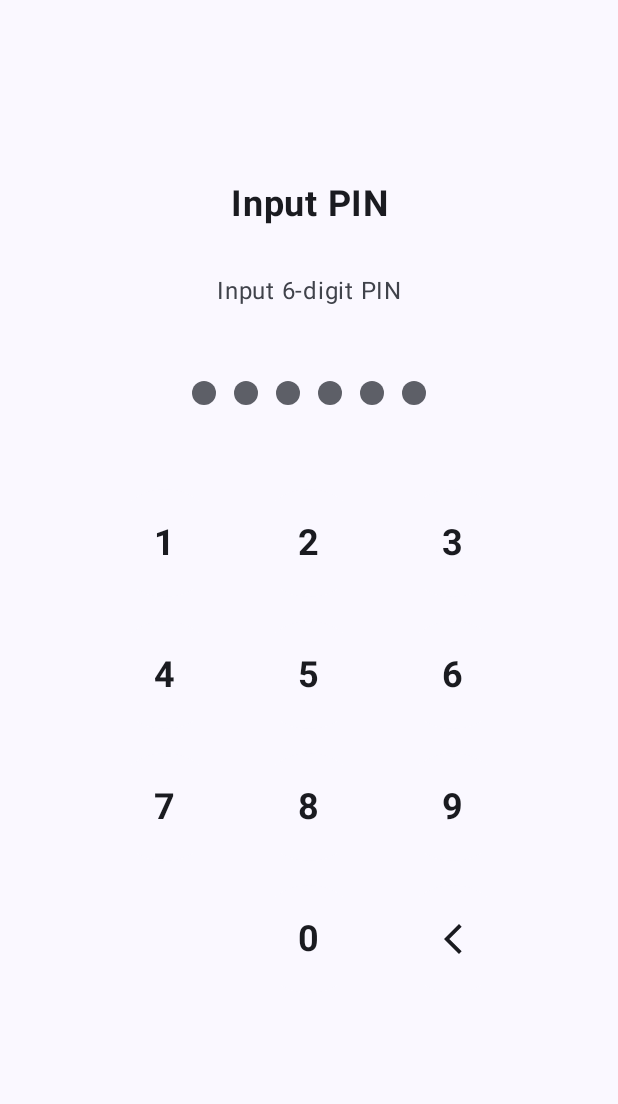
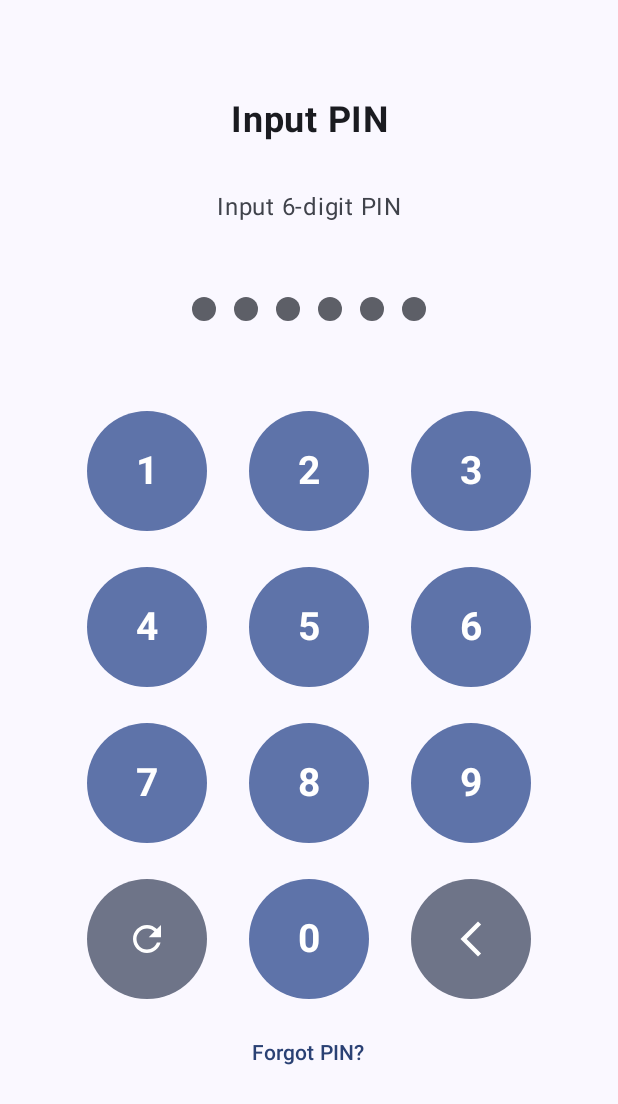
Before and after one commit to mrddkm/jc-android6-pin_lock, an Android app built with Jetpack Compose: the LockPinScreen screen opened through its navigation route, on a phone screen of 412 x 824 dp. Shown: the top 1104 px of the screen. Run offline under Robolectric (Android 15) with nearby library versions, the phone set to English and light mode, and no system bars; 1 statement that could not run was skipped.

```diff
--- a/app/src/main/java/com/arkhe/pinlock/data/repository/PinRepositoryImpl.kt
+++ b/app/src/main/java/com/arkhe/pinlock/data/repository/PinRepositoryImpl.kt
@@ -29,6 +29,12 @@ class PinRepositoryImpl(
         dataStore.saveLockInStatus(false)
     }
 
+    override suspend fun resetPin() {
+        dataStore.savePinCode("")
+        dataStore.savePinCreated(false)
+        dataStore.saveLockInStatus(false)
+    }
+
     override fun getPinState(): Flow<PinState> {
         return combine(
             dataStore.pinCreatedFlow,
--- a/app/src/main/java/com/arkhe/pinlock/di/AppModule.kt
+++ b/app/src/main/java/com/arkhe/pinlock/di/AppModule.kt
@@ -5,10 +5,11 @@ import com.arkhe.pinlock.data.repository.PinRepositoryImpl
 import com.arkhe.pinlock.domain.repository.PinRepository
 import com.arkhe.pinlock.domain.usecase.CreatePinUseCase
 import com.arkhe.pinlock.domain.usecase.GetPinStateUseCase
+import com.arkhe.pinlock.domain.usecase.ResetPinUseCase
 import com.arkhe.pinlock.domain.usecase.ValidatePinUseCase
 import com.arkhe.pinlock.presentation.screens.create.CreatePinViewModel
+import com.arkhe.pinlock.presentation.screens.lockpin.LockPinViewModel
 import com.arkhe.pinlock.presentation.screens.main.MainViewModel
-import com.arkhe.pinlock.presentation.screens.lockpin.LockPinViewModel
 import org.koin.android.ext.koin.androidContext
 import org.koin.androidx.viewmodel.dsl.viewModel
 import org.koin.dsl.module
@@ -16,19 +17,20 @@ import org.koin.dsl.module
 @Suppress("DEPRECATION")
 val appModule = module {
 
-    // DataStore
+    /*DataStore*/
     single { PinDataStore(androidContext()) }
 
-    // Repository
+    /*Repository*/
     single<PinRepository> { PinRepositoryImpl(get()) }
 
-    // Use Cases
+    /*Use Cases*/
     single { CreatePinUseCase(get()) }
     single { ValidatePinUseCase(get()) }
     single { GetPinStateUseCase(get()) }
+    single { ResetPinUseCase(get()) }
 
-    // ViewModels
+    /*ViewModels*/
     viewModel { CreatePinViewModel(get()) }
-    viewModel { LockPinViewModel(get(), get()) }
+    viewModel { LockPinViewModel(get(), get(), get()) }
     viewModel { MainViewModel(get(), get()) }
 }
--- a/app/src/main/java/com/arkhe/pinlock/domain/repository/PinRepository.kt
+++ b/app/src/main/java/com/arkhe/pinlock/domain/repository/PinRepository.kt
@@ -8,5 +8,6 @@ interface PinRepository {
     suspend fun validatePin(pinCode: String): Boolean
     suspend fun lockIn()
     suspend fun lockOut()
+    suspend fun resetPin()
     fun getPinState(): Flow<PinState>
 }
--- /dev/null
+++ b/app/src/main/java/com/arkhe/pinlock/domain/usecase/ResetPinUseCase.kt
@@ -0,0 +1,11 @@
+package com.arkhe.pinlock.domain.usecase
+
+import com.arkhe.pinlock.domain.repository.PinRepository
+
+class ResetPinUseCase(
+    private val repository: PinRepository
+) {
+    suspend operator fun invoke() {
+        repository.resetPin()
+    }
+}
--- a/app/src/main/java/com/arkhe/pinlock/presentation/components/PinPadComponent.kt
+++ b/app/src/main/java/com/arkhe/pinlock/presentation/components/PinPadComponent.kt
@@ -2,22 +2,27 @@ package com.arkhe.pinlock.presentation.components
 
 import androidx.compose.foundation.background
 import androidx.compose.foundation.clickable
+import androidx.compose.foundation.interaction.MutableInteractionSource
+import androidx.compose.foundation.interaction.collectIsPressedAsState
 import androidx.compose.foundation.layout.Arrangement
 import androidx.compose.foundation.layout.Box
 import androidx.compose.foundation.layout.Column
 import androidx.compose.foundation.layout.Row
-import androidx.compose.foundation.layout.Spacer
 import androidx.compose.foundation.layout.padding
 import androidx.compose.foundation.layout.size
 import androidx.compose.foundation.shape.CircleShape
 import androidx.compose.material.icons.Icons
 import androidx.compose.material.icons.outlined.ArrowBackIosNew
+import androidx.compose.material.icons.outlined.Refresh
 import androidx.compose.material3.Icon
 import androidx.compose.material3.MaterialTheme
 import androidx.compose.material3.Text
 import androidx.compose.runtime.Composable
+import androidx.compose.runtime.getValue
+import androidx.compose.runtime.remember
 import androidx.compose.ui.Alignment
 import androidx.compose.ui.Modifier
+import androidx.compose.ui.draw.scale
 import androidx.compose.ui.text.font.FontWeight
 import androidx.compose.ui.unit.dp
 import androidx.compose.ui.unit.sp
@@ -26,67 +31,98 @@ import androidx.compose.ui.unit.sp
 fun PinPadComponent(
     onNumberClick: (String) -> Unit,
     onBackspaceClick: () -> Unit,
+    onClearClick: () -> Unit,
     modifier: Modifier = Modifier
 ) {
     Column(
         modifier = modifier,
         horizontalAlignment = Alignment.CenterHorizontally
     ) {
-        // Row 1: 1, 2, 3
+        /*Row 1: 1, 2, 3*/
         Row(
-            horizontalArrangement = Arrangement.spacedBy(24.dp),
-            modifier = Modifier.padding(vertical = 8.dp)
+            horizontalArrangement = Arrangement.spacedBy(28.dp),
+            modifier = Modifier.padding(vertical = 12.dp)
         ) {
             PinButton("1") { onNumberClick("1") }
             PinButton("2") { onNumberClick("2") }
             PinButton("3") { onNumberClick("3") }
         }
 
-        // Row 2: 4, 5, 6
+        /*Row 2: 4, 5, 6*/
         Row(
-            horizontalArrangement = Arrangement.spacedBy(24.dp),
-            modifier = Modifier.padding(vertical = 8.dp)
+            horizontalArrangement = Arrangement.spacedBy(28.dp),
+            modifier = Modifier.padding(vertical = 12.dp)
         ) {
             PinButton("4") { onNumberClick("4") }
             PinButton("5") { onNumberClick("5") }
             PinButton("6") { onNumberClick("6") }
         }
 
-        // Row 3: 7, 8, 9
+        /*Row 3: 7, 8, 9*/
         Row(
-            horizontalArrangement = Arrangement.spacedBy(24.dp),
-            modifier = Modifier.padding(vertical = 8.dp)
+            horizontalArrangement = Arrangement.spacedBy(28.dp),
+            modifier = Modifier.padding(vertical = 12.dp)
         ) {
             PinButton("7") { onNumberClick("7") }
             PinButton("8") { onNumberClick("8") }
             PinButton("9") { onNumberClick("9") }
         }
 
-        // Row 4: Empty, 0, Backspace
+        /*Row 4: Clear, 0, Backspace*/
         Row(
-            horizontalArrangement = Arrangement.spacedBy(24.dp),
-            modifier = Modifier.padding(vertical = 8.dp)
+            horizontalArrangement = Arrangement.spacedBy(28.dp),
+            modifier = Modifier.padding(vertical = 12.dp)
         ) {
-            Spacer(modifier = Modifier.size(72.dp))
+            PinIconButton(
+                icon = Icons.Outlined.Refresh,
+                contentDescription = "Clear PIN",
+                onClick = onClearClick
+            )
             PinButton("0") { onNumberClick("0") }
+            PinIconButton(
+                icon = Icons.Outlined.ArrowBackIosNew,
+                contentDescription = "Backspace",
+                onClick = onBackspaceClick
+            )
+        }
+    }
+}
+
+@Composable
+private fun PinIconButton(
+    icon: androidx.compose.ui.graphics.vector.ImageVector,
+    contentDescription: String,
+    onClick: () -> Unit
+) {
+    val interactionSource = remember { MutableInteractionSource() }
+    val isPressed by interactionSource.collectIsPressedAsState()
+
     Box(
         modifier = Modifier
-                    .size(72.dp)
+            .size(80.dp)
+            .scale(if (isPressed) 0.95f else 1f)
             .background(
-                        color = MaterialTheme.colorScheme.surface,
+                color = if (isPressed)
+                    MaterialTheme.colorScheme.secondary
+                else
+                    MaterialTheme.colorScheme.secondaryContainer,
                 shape = CircleShape
             )
-                    .clickable { onBackspaceClick() },
+            .clickable(
+                interactionSource = interactionSource,
+                indication = null
+            ) { onClick() },
         contentAlignment = Alignment.Center
     ) {
         Icon(
-                    imageVector = Icons.Outlined.ArrowBackIosNew,
-                    contentDescription = "Backspace",
-                    tint = MaterialTheme.colorScheme.onSurface,
-                    modifier = Modifier.size(24.dp)
+            imageVector = icon,
+            contentDescription = contentDescription,
+            tint = if (isPressed)
+                MaterialTheme.colorScheme.onSecondary
+            else
+                MaterialTheme.colorScheme.onSecondaryContainer,
+            modifier = Modifier.size(28.dp)
         )
-            }
-        }
     }
 }
 
@@ -95,21 +131,34 @@ private fun PinButton(
     text: String,
     onClick: () -> Unit
 ) {
+    val interactionSource = remember { MutableInteractionSource() }
+    val isPressed by interactionSource.collectIsPressedAsState()
+
     Box(
         modifier = Modifier
-            .size(72.dp)
+            .size(80.dp)
+            .scale(if (isPressed) 0.95f else 1f)
             .background(
-                color = MaterialTheme.colorScheme.surface,
+                color = if (isPressed)
+                    MaterialTheme.colorScheme.primary
+                else
+                    MaterialTheme.colorScheme.primaryContainer,
                 shape = CircleShape
             )
-            .clickable { onClick() },
+            .clickable(
+                interactionSource = interactionSource,
+                indication = null
+            ) { onClick() },
         contentAlignment = Alignment.Center
     ) {
         Text(
             text = text,
-            fontSize = 24.sp,
+            fontSize = 26.sp,
             fontWeight = FontWeight.Bold,
-            color = MaterialTheme.colorScheme.onSurface
+            color = if (isPressed)
+                MaterialTheme.colorScheme.onPrimary
+            else
+                MaterialTheme.colorScheme.onPrimaryContainer
         )
     }
 }
--- a/app/src/main/java/com/arkhe/pinlock/presentation/navigation/PinNavigation.kt
+++ b/app/src/main/java/com/arkhe/pinlock/presentation/navigation/PinNavigation.kt
@@ -43,6 +43,15 @@ fun PinNavigation(
                 popUpTo(Screen.Main.route) { inclusive = true }
             }
         }
+
+        /*Auto navigate to CreatePin when PIN is reset (forgot PIN feature)*/
+        if (!pinState.isCreated || pinState.pinCode.isEmpty()) {
+            if (currentRoute != Screen.CreatePin.route) {
+                navController.navigate(Screen.CreatePin.route) {
+                    popUpTo(0) { inclusive = true } // Clear entire back stack
+                }
+            }
+        }
     }
 
     NavHost(
@@ -65,6 +74,11 @@ fun PinNavigation(
                     navController.navigate(Screen.Main.route) {
                         popUpTo(Screen.LockPin.route) { inclusive = true }
                     }
+                },
+                onNavigateToCreatePin = {
+                    navController.navigate(Screen.CreatePin.route) {
+                        popUpTo(0) { inclusive = true } // Clear entire back stack
+                    }
                 }
             )
         }
--- a/app/src/main/java/com/arkhe/pinlock/presentation/screens/create/CreatePinScreen.kt
+++ b/app/src/main/java/com/arkhe/pinlock/presentation/screens/create/CreatePinScreen.kt
@@ -66,7 +66,8 @@ fun CreatePinScreen(
 
         PinPadComponent(
             onNumberClick = viewModel::onPinDigitEntered,
-            onBackspaceClick = viewModel::onBackspace
+            onBackspaceClick = viewModel::onBackspace,
+            onClearClick = viewModel::onClearPin
         )
 
         if (uiState.error != null) {
--- a/app/src/main/java/com/arkhe/pinlock/presentation/screens/lockpin/LockPinScreen.kt
+++ b/app/src/main/java/com/arkhe/pinlock/presentation/screens/lockpin/LockPinScreen.kt
@@ -13,6 +13,7 @@ import androidx.compose.material3.CircularProgressIndicator
 import androidx.compose.material3.ExperimentalMaterial3Api
 import androidx.compose.material3.MaterialTheme
 import androidx.compose.material3.Text
+import androidx.compose.material3.TextButton
 import androidx.compose.runtime.Composable
 import androidx.compose.runtime.LaunchedEffect
 import androidx.compose.ui.Alignment
@@ -29,6 +30,7 @@ import org.koin.androidx.compose.koinViewModel
 @Composable
 fun LockPinScreen(
     onNavigateToMain: () -> Unit,
+    onNavigateToCreatePin: () -> Unit = {},
     viewModel: LockPinViewModel = koinViewModel()
 ) {
     val uiState = viewModel.uiState
@@ -36,6 +38,12 @@ fun LockPinScreen(
     LaunchedEffect(uiState.isSuccess) {
         if (uiState.isSuccess) {
             onNavigateToMain()
+        }
+    }
+
+    LaunchedEffect(uiState.shouldNavigateToCreatePin) {
+        if (uiState.shouldNavigateToCreatePin) {
+            onNavigateToCreatePin()
         }
     }
 
@@ -84,8 +92,28 @@ fun LockPinScreen(
                 if (!uiState.isLoading) {
                     viewModel.onBackspace()
                 }
+            },
+            onClearClick = {
+                if (!uiState.isLoading) {
+                    viewModel.onClearPin()
+                }
             }
         )
+
+        TextButton(
+            onClick = {
+                if (!uiState.isLoading) {
+                    viewModel.onForgotPin()
+                }
+            },
+            enabled = !uiState.isLoading
+        ) {
+            Text(
+                text = "Forgot PIN?",
+                color = MaterialTheme.colorScheme.primary,
+                fontSize = 14.sp
+            )
+        }
 
         if (uiState.error != null) {
             Spacer(modifier = Modifier.height(24.dp))
```
Also changed, not shown: app/src/main/java/com/arkhe/pinlock/presentation/screens/create/CreatePinViewModel.kt (+7 -0 lines), app/src/main/java/com/arkhe/pinlock/presentation/screens/lockpin/LockPinViewModel.kt (+29 -0 lines). Lines whose indentation alone changed are shown as unchanged.
